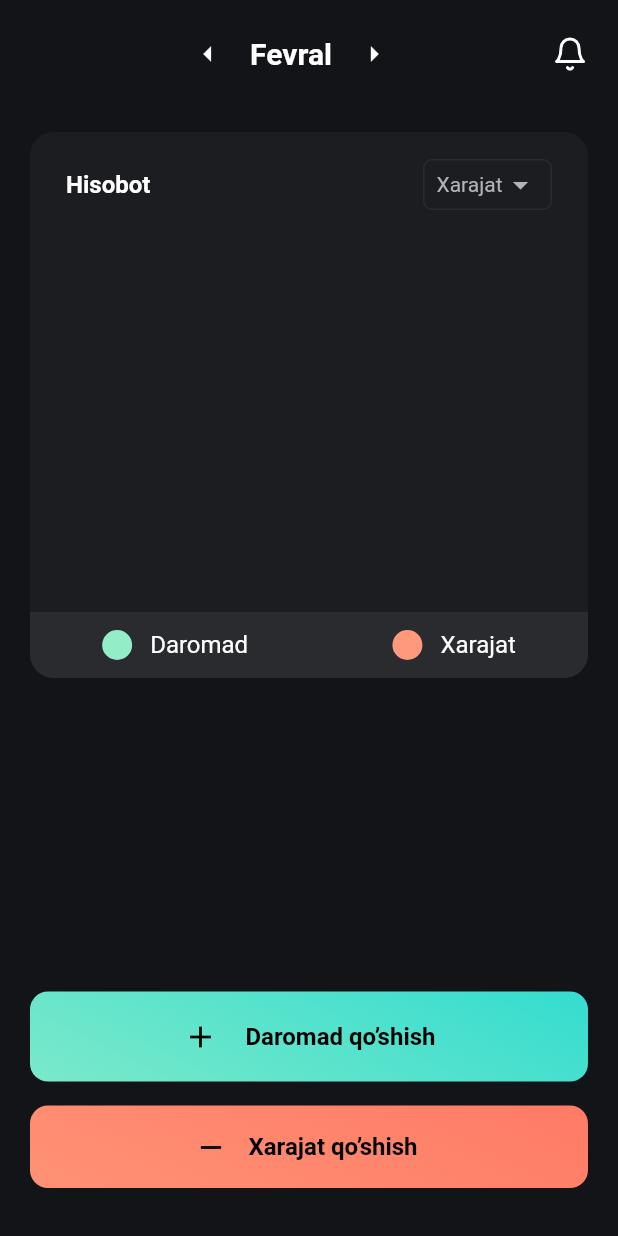
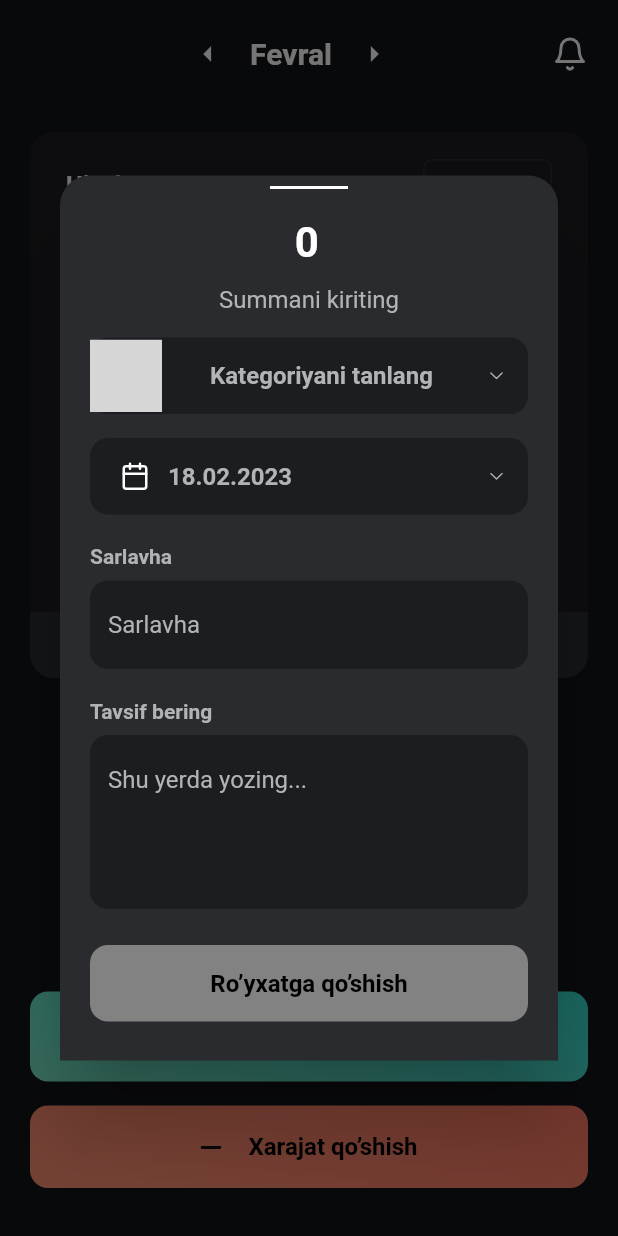
Before and after one commit to iskandarfazliddinov/toolpor_expense, a Flutter app: the screen it shows after launch, after a tap on "Daromad qo’shish", on a phone screen of 412 x 824 dp. Run offline on Flutter 3.47's test engine with Material 2 defaults, Android fonts, the phone set to English and light mode, and no system bars; our stand-ins replace fl_chart, flutter_slidable, flutter_svg; missing offline and left inert: dart:ffi; grey boxes are pictures that could not be loaded.

Commit message:
feat : add dialog_screen.dart

```diff
--- a/lib/main.dart
+++ b/lib/main.dart
@@ -1,4 +1,5 @@
 import 'package:flutter/material.dart';
+import 'package:toolpor_expense/presentation/screens/dialog_screen/dialog_screen.dart';
 import 'package:toolpor_expense/presentation/screens/edit_item/edit_item.dart';
 import 'package:toolpor_expense/presentation/screens/home_screen/home_screen.dart';
 import 'package:toolpor_expense/presentation/screens/income_screen/income_screen.dart';
@@ -13,9 +14,9 @@ class MyApp extends StatelessWidget {
 
   @override
   Widget build(BuildContext context) {
-    return MaterialApp(
+    return const MaterialApp(
       debugShowCheckedModeBanner: false,
-      home: const HomeScreen(),
+      home: HomeScreen(),
     );
   }
 }
--- /dev/null
+++ b/lib/presentation/screens/dialog_screen/dialog_screen.dart
@@ -0,0 +1,101 @@
+import 'package:flutter/material.dart';
+import 'package:toolpor_expense/presentation/resources/app_icons.dart';
+import 'package:toolpor_expense/presentation/resources/app_styles.dart';
+import '../../widgets/w_detail_items.dart';
+import '../../widgets/w_edit_item.dart';
+
+class DialogScreen extends StatelessWidget {
+  const DialogScreen({super.key});
+
+  @override
+  Widget build(BuildContext context) {
+    TextEditingController controller = TextEditingController(text: "0");
+    TextEditingController titleController = TextEditingController();
+    TextEditingController descriptionController = TextEditingController();
+
+    return Dialog(
+      backgroundColor: Colors.transparent,
+      child: Container(
+        height: 590,
+        decoration: const BoxDecoration(
+          color: Color(0xFF292B2F),
+          borderRadius: BorderRadius.only(
+            topLeft: Radius.circular(20),
+            topRight: Radius.circular(20),
+          ),
+        ),
+        child: Padding(
+          padding: const EdgeInsets.symmetric(horizontal: 20.0),
+          child: Column(
+            children: [
+              const Divider(
+                color: Colors.white,
+                endIndent: 120,
+                thickness: 2,
+                indent: 120,
+              ),
+              TextField(
+                textAlign: TextAlign.center,
+                controller: controller,
+                style: const TextStyle(
+                  color: Colors.white,
+                  fontWeight: FontWeight.w600,
+                  fontSize: 28,
+                ),
+                decoration: const InputDecoration(
+                  border: InputBorder.none,
+                  focusedBorder: InputBorder.none,
+                  enabledBorder: InputBorder.none,
+                  errorBorder: InputBorder.none,
+                  disabledBorder: InputBorder.none,
+                ),
+              ),
+              const Text(
+                "Summani kiriting",
+                style: TextStyle(
+                  fontSize: 16,
+                  fontWeight: FontWeight.w400,
+                  color: Color(0xFFB2B3B7),
+                ),
+              ),
+              WDetailItems(
+                subTitle: '',
+                title: 'Kategoriyani tanlang',
+                appIcons: '',
+                iconDow: AppIcons.down,
+                onTab: () {
+
+                },
+              ),
+              WDetailItems(
+                subTitle: "",
+                title: "18.02.2023",
+                appIcons: AppIcons.calendar,
+                iconDow: AppIcons.down,
+                onTab: () {
+                },
+              ),
+              WEditItem(subTitle: "Sarlavha", controllers: titleController, hintText: 'Sarlavha', maxLines: 1,),
+              WEditItem(subTitle: "Tavsif bering", controllers: descriptionController, hintText: 'Shu yerda yozing...', maxLines: 4,),
+              Container(
+                width: double.infinity,
+                margin: const EdgeInsets.symmetric(vertical: 24),
+                padding: const EdgeInsets.symmetric(vertical: 16),
+                decoration: BoxDecoration(
+                  color: const Color(0xFF828282),
+                  borderRadius: BorderRadius.circular(12)
+                ),
+                child: Center(
+                  child: Text(
+                    "Ro’yxatga qo’shish",
+                    style: AppStyles.getItems().copyWith(color: Colors.black),
+                  ),
+                ),
+              )
+            ],
+          ),
+        ),
+      ),
+    );
+  }
+}
--- a/lib/presentation/screens/edit_item/edit_item.dart
+++ b/lib/presentation/screens/edit_item/edit_item.dart
@@ -66,7 +66,7 @@ class _EditItemState extends State<EditItem> {
                   ),
                 ),
                 const SizedBox(height: 16,),
-                WEditItem(subTitle: "Sarlavha", controllers: titleController),
+                WEditItem(subTitle: "Sarlavha", controllers: titleController, hintText: '', maxLines: 1,),
                 WDetailItems(
                   subTitle: "Kategoriya",
                   title: "Bozorlik",
@@ -85,7 +85,7 @@ class _EditItemState extends State<EditItem> {
                     _showDataPicer();
                 },
                 ),
-                WEditItem(subTitle: "Tavsifi", controllers: descriptionController),
+                WEditItem(subTitle: "Tavsifi", controllers: descriptionController, hintText: '', maxLines: 1,),
               ],
             ),
           ),
--- a/lib/presentation/screens/home_screen/home_screen.dart
+++ b/lib/presentation/screens/home_screen/home_screen.dart
@@ -3,6 +3,9 @@ import 'package:flutter_svg/flutter_svg.dart';
 import 'package:toolpor_expense/presentation/resources/app_colors.dart';
 import 'package:toolpor_expense/presentation/resources/app_icons.dart';
 import 'package:toolpor_expense/presentation/resources/app_styles.dart';
+import 'package:toolpor_expense/presentation/screens/dialog_screen/dialog_screen.dart';
+import 'package:toolpor_expense/presentation/screens/edit_item/edit_item.dart';
+import 'package:toolpor_expense/presentation/widgets/w_detail_items.dart';
 
 class HomeScreen extends StatefulWidget {
   const HomeScreen({super.key});
@@ -12,6 +15,8 @@ class HomeScreen extends StatefulWidget {
 }
 
 class _HomeScreenState extends State<HomeScreen> {
+  TextEditingController controller = TextEditingController(text: "0");
+
   @override
   Widget build(BuildContext context) {
     return SafeArea(
@@ -159,7 +164,14 @@ class _HomeScreenState extends State<HomeScreen> {
                 mainAxisAlignment: MainAxisAlignment.end,
                 children: [
                   GestureDetector(
-                    onTap: (){},
+                    onTap: (){
+                      showDialog(
+                        context: context,
+                        builder: (BuildContext context) {
+                          return const DialogScreen();
+                        },
+                      );
+                    },
                     child: Container(
                       margin: const EdgeInsets.symmetric(horizontal: 20),
                       padding: const EdgeInsets.symmetric(vertical: 18),
@@ -189,7 +201,14 @@ class _HomeScreenState extends State<HomeScreen> {
                   ),
                   const SizedBox(height: 16),
                   GestureDetector(
-                    onTap: (){},
+                    onTap: (){
+                      showDialog(
+                        context: context,
+                        builder: (BuildContext context) {
+                          return const DialogScreen();
+                        },
+                      );
+                    },
                     child: Container(
                       margin: const EdgeInsets.symmetric(horizontal: 20),
                       padding: const EdgeInsets.symmetric(vertical: 18),
--- a/lib/presentation/screens/income_screen/income_screen.dart
+++ b/lib/presentation/screens/income_screen/income_screen.dart
@@ -153,7 +153,7 @@ class _IncomeScreenState extends State<IncomeScreen> {
         backgroundColor: AppColors.backgroundColor,
       );
 
-  _getItems() => Container(
+  _getItems() => Container  (
         decoration: const BoxDecoration(
           color: AppColors.mainColor,
           borderRadius: BorderRadius.only(
--- a/lib/presentation/widgets/w_detail_items.dart
+++ b/lib/presentation/widgets/w_detail_items.dart
@@ -27,7 +27,7 @@ class WDetailItems extends StatelessWidget {
       crossAxisAlignment: CrossAxisAlignment.start,
       children: [
         Padding(
-          padding: const EdgeInsets.only(top: 20.0),
+          padding: EdgeInsets.only(top: subTitle != '' ? 20.0 : 0),
           child: Text(
             subTitle,
             style: const TextStyle(
@@ -37,7 +37,7 @@ class WDetailItems extends StatelessWidget {
             ),
           ),
         ),
-        const SizedBox(height: 8),
+        SizedBox(height: subTitle != '' ? 8 : 0),
         GestureDetector(
           onTap: onTab,
           child: Container(
@@ -58,15 +58,22 @@ class WDetailItems extends StatelessWidget {
                     ),
                     const SizedBox(width: 12),
                     Padding(
-                      padding: EdgeInsets.symmetric(vertical: 16.0,horizontal: appIcons == '' ? 20 : 0),
-                      child: Text(title,style: AppStyles.getItems(),),
+                      padding: EdgeInsets.symmetric(
+                          vertical: 16.0, horizontal: appIcons == '' ? 20 : 0),
+                      child: Text(
+                        title,
+                        style: subTitle != ''
+                            ? AppStyles.getItems()
+                            : AppStyles.getItems().copyWith(
+                                color: const Color(0xFFB2B3B7),
+                              ),
+                      ),
                     ),
                   ],
                 ),
                 Padding(
-                  padding: const EdgeInsets.only(right: 16),
-                  child: SvgPicture.asset(iconDow)
-                ),
+                    padding: const EdgeInsets.only(right: 16),
+                    child: SvgPicture.asset(iconDow)),
               ],
             ),
           ),
--- a/lib/presentation/widgets/w_edit_item.dart
+++ b/lib/presentation/widgets/w_edit_item.dart
@@ -8,8 +8,10 @@ import 'package:toolpor_expense/presentation/resources/app_styles.dart';
 class WEditItem extends StatelessWidget {
   final String subTitle;
   final  TextEditingController controllers;
+  final String hintText;
+  final int maxLines;
 
-  const WEditItem({required this.subTitle,required this.controllers,super.key});
+  const WEditItem({required this.subTitle,required this.controllers,required this.hintText,required this.maxLines,super.key});
 
   @override
   Widget build(BuildContext context) {
@@ -32,7 +34,10 @@ class WEditItem extends StatelessWidget {
         TextField(
           style: const TextStyle(color: Colors.white),
           controller: controllers,
+          maxLines: maxLines,
           decoration: InputDecoration(
+            hintText: hintText,
+            hintStyle: const TextStyle(fontSize: 16,fontWeight: FontWeight.w400,color: Color(0xFFB2B3B7),),
             filled: true,
             fillColor: AppColors.mainColor,
             border: OutlineInputBorder(
```
